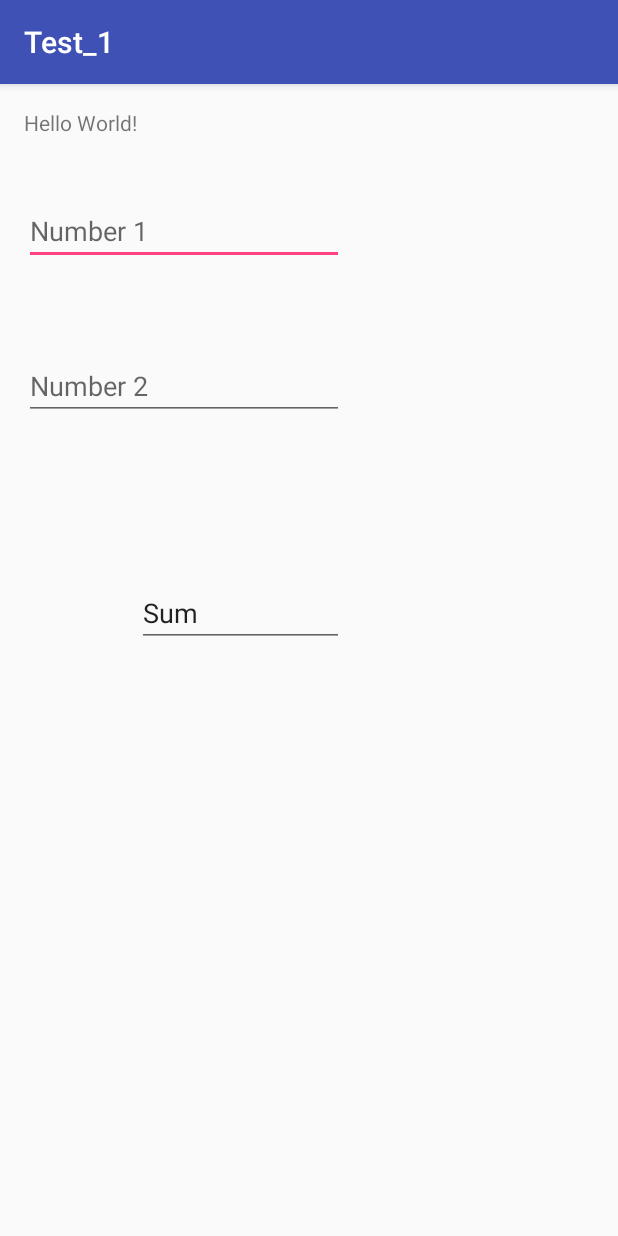
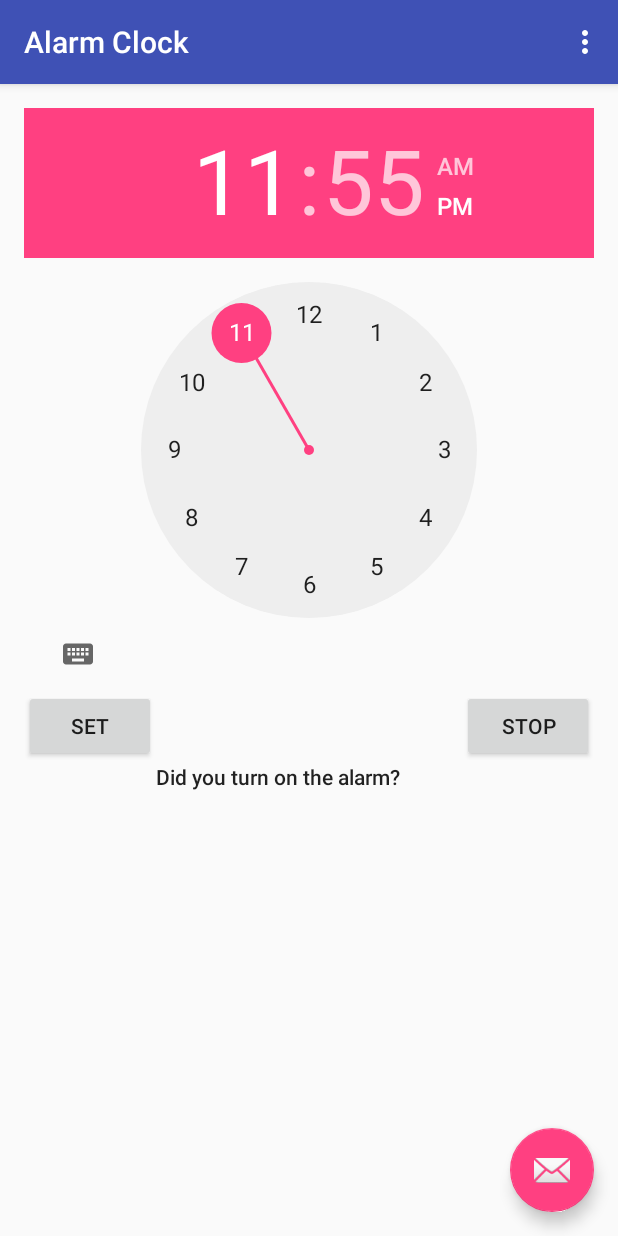
Before and after one commit to tushargupta5197/AndroidStudio, an Android app: the screen it shows after launch (MainActivity_1 before the commit, MainActivity after it), on a phone screen of 412 x 824 dp. Run offline under Robolectric (Android 15) with nearby library versions, the phone set to English and light mode, and no system bars; 3 statements that could not run were skipped.

Commit message:
tushar Alarm 1

```diff
--- /dev/null
+++ b/app/src/main/java/com/example/tushar/alarmclock/MainActivity.java
@@ -0,0 +1,163 @@
+package com.example.tushar.alarmclock;
+
+import android.app.AlarmManager;
+import android.app.PendingIntent;
+import android.content.Context;
+import android.content.Intent;
+import android.net.Uri;
+import android.os.Bundle;
+import android.support.design.widget.FloatingActionButton;
+import android.support.design.widget.Snackbar;
+import android.support.v7.app.AppCompatActivity;
+import android.support.v7.widget.Toolbar;
+import android.view.View;
+import android.view.Menu;
+import android.view.MenuItem;
+import android.widget.Button;
+import android.widget.TextView;
+import android.widget.TimePicker;
+
+import com.google.android.gms.appindexing.Action;
+import com.google.android.gms.appindexing.AppIndex;
+import com.google.android.gms.appindexing.Thing;
+import com.google.android.gms.common.api.GoogleApiClient;
+
+import java.util.Calendar;
+
+public class MainActivity extends AppCompatActivity {
+
+    AlarmManager alarm_manager;
+    TimePicker alarm_timepicker;
+    TextView update_text;
+    Context context;
+    PendingIntent pending_intent;
+    /**
+     * ATTENTION: This was auto-generated to implement the App Indexing API.
+     * See https://g.co/AppIndexing/AndroidStudio for more information.
+     */
+    private GoogleApiClient client;
+
+    @Override
+    protected void onCreate(Bundle savedInstanceState) {
+        super.onCreate(savedInstanceState);
+        setContentView(R.layout.activity_main);
+        Toolbar toolbar = (Toolbar) findViewById(R.id.toolbar);
+        setSupportActionBar(toolbar);
+        this.context = this;
+
+        alarm_manager = (AlarmManager) getSystemService(ALARM_SERVICE);
+
+        alarm_timepicker = (TimePicker) findViewById(R.id.timePicker);
+
+        update_text = (TextView) findViewById(R.id.update_text);
+
+        final Calendar calendar = Calendar.getInstance();
+
+        final Button start_alarm = (Button) findViewById(R.id.start_alarm);
+        Button stop_alarm = (Button) findViewById(R.id.stop_alarm);
+
+        final Intent my_intent = new Intent(this.context, Alarm_Receiver.class);
+
+        start_alarm.setOnClickListener(new View.OnClickListener() {
+            @Override
+            public void onClick(View v) {
+
+                calendar.set(Calendar.HOUR_OF_DAY, alarm_timepicker.getHour());
+                calendar.set(Calendar.MINUTE, alarm_timepicker.getMinute());
+                int minute = alarm_timepicker.getMinute();
+                int hour = alarm_timepicker.getHour();
+
+                String hour_string = String.valueOf(hour);
+                String minute_string = String.valueOf(minute);
+
+                String ampm = "am";
+                if (hour > 12) {
+                    ampm = "pm";
+                    hour_string = String.valueOf(hour - 12);
+                }
+                if (minute < 10) {
+                    minute_string = "0" + String.valueOf(minute);
+                }
+
+                set_alarm_text("Alarm on! for " + hour_string + ":" + minute_string + ampm);
+
+                pending_intent = PendingIntent.getBroadcast(MainActivity.this, 0, my_intent, PendingIntent.FLAG_UPDATE_CURRENT);
+                alarm_manager.set(AlarmManager.RTC_WAKEUP,calendar.getTimeInMillis(),pending_intent);
+            }
+
+        });
+
+        stop_alarm.setOnClickListener(new View.OnClickListener() {
+            @Override
+            public void onClick(View v) {
+                set_alarm_text("Alarm off!");
+                alarm_manager.cancel(pending_intent);
+            }
+        });
+        // ATTENTION: This was auto-generated to implement the App Indexing API.
+        // See https://g.co/AppIndexing/AndroidStudio for more information.
+        client = new GoogleApiClient.Builder(this).addApi(AppIndex.API).build();
+    }
+
+    private void set_alarm_text(String output) {
+        update_text.setText(output);
+    }
+
+    @Override
+    public boolean onCreateOptionsMenu(Menu menu) {
+        // Inflate the menu; this adds items to the action bar if it is present.
+        getMenuInflater().inflate(R.menu.menu_main, menu);
+        return true;
+    }
+
+    @Override
+    public boolean onOptionsItemSelected(MenuItem item) {
+        // Handle action bar item clicks here. The action bar will
+        // automatically handle clicks on the Home/Up button, so long
+        // as you specify a parent activity in AndroidManifest.xml.
+        int id = item.getItemId();
+
+        //noinspection SimplifiableIfStatement
+        if (id == R.id.action_settings) {
+            return true;
+        }
+
+        return super.onOptionsItemSelected(item);
+    }
+
+    /**
+     * ATTENTION: This was auto-generated to implement the App Indexing API.
+     * See https://g.co/AppIndexing/AndroidStudio for more information.
+     */
+    public Action getIndexApiAction() {
+        Thing object = new Thing.Builder()
+                .setName("Main Page") // TODO: Define a title for the content shown.
+                // TODO: Make sure this auto-generated URL is correct.
+                .setUrl(Uri.parse("http://[ENTER-YOUR-URL-HERE]"))
+                .build();
+        return new Action.Builder(Action.TYPE_VIEW)
+                .setObject(object)
+                .setActionStatus(Action.STATUS_TYPE_COMPLETED)
+                .build();
+    }
+
+    @Override
+    public void onStart() {
+        super.onStart();
+
+        // ATTENTION: This was auto-generated to implement the App Indexing API.
+        // See https://g.co/AppIndexing/AndroidStudio for more information.
+        client.connect();
+        AppIndex.AppIndexApi.start(client, getIndexApiAction());
+    }
+
+    @Override
+    public void onStop() {
+        super.onStop();
+
+        // ATTENTION: This was auto-generated to implement the App Indexing API.
+        // See https://g.co/AppIndexing/AndroidStudio for more information.
+        AppIndex.AppIndexApi.end(client, getIndexApiAction());
+        client.disconnect();
+    }
+}
--- /dev/null
+++ b/app/src/main/res/layout/activity_main.xml
@@ -0,0 +1,34 @@
+<?xml version="1.0" encoding="utf-8"?>
+<android.support.design.widget.CoordinatorLayout xmlns:android="http://schemas.android.com/apk/res/android"
+    xmlns:app="http://schemas.android.com/apk/res-auto"
+    xmlns:tools="http://schemas.android.com/tools"
+    android:layout_width="match_parent"
+    android:layout_height="match_parent"
+    android:fitsSystemWindows="true"
+    tools:context="com.example.tushar.alarmclock.MainActivity">
+
+    <android.support.design.widget.AppBarLayout
+        android:layout_width="match_parent"
+        android:layout_height="wrap_content"
+        android:theme="@style/AppTheme.AppBarOverlay">
+
+        <android.support.v7.widget.Toolbar
+            android:id="@+id/toolbar"
+            android:layout_width="match_parent"
+            android:layout_height="?attr/actionBarSize"
+            android:background="?attr/colorPrimary"
+            app:popupTheme="@style/AppTheme.PopupOverlay" />
+
+    </android.support.design.widget.AppBarLayout>
+
+    <include layout="@layout/content_main" />
+
+    <android.support.design.widget.FloatingActionButton
+        android:id="@+id/fab"
+        android:layout_width="wrap_content"
+        android:layout_height="wrap_content"
+        android:layout_gravity="bottom|end"
+        android:layout_margin="@dimen/fab_margin"
+        app:srcCompat="@android:drawable/ic_dialog_email" />
+
+</android.support.design.widget.CoordinatorLayout>
--- /dev/null
+++ b/app/src/main/res/layout/content_main.xml
@@ -0,0 +1,54 @@
+<?xml version="1.0" encoding="utf-8"?>
+<RelativeLayout xmlns:android="http://schemas.android.com/apk/res/android"
+    xmlns:app="http://schemas.android.com/apk/res-auto"
+    xmlns:tools="http://schemas.android.com/tools"
+    android:id="@+id/content_main"
+    android:layout_width="match_parent"
+    android:layout_height="match_parent"
+    android:paddingBottom="@dimen/activity_vertical_margin"
+    android:paddingLeft="@dimen/activity_horizontal_margin"
+    android:paddingRight="@dimen/activity_horizontal_margin"
+    android:paddingTop="@dimen/activity_vertical_margin"
+    app:layout_behavior="@string/appbar_scrolling_view_behavior"
+    tools:context="com.example.tushar.alarmclock.MainActivity"
+    tools:showIn="@layout/activity_main">
+
+    <TimePicker
+        android:layout_width="wrap_content"
+        android:layout_height="wrap_content"
+        android:id="@+id/timePicker"
+        android:layout_alignParentTop="true"
+        android:layout_alignParentLeft="true"
+        android:layout_alignParentStart="true" />
+
+    <Button
+        android:text="set"
+        android:layout_width="wrap_content"
+        android:layout_height="wrap_content"
+        android:id="@+id/start_alarm"
+        android:layout_below="@+id/timePicker"
+        android:layout_alignParentLeft="true"
+        android:layout_alignParentStart="true" />
+
+    <Button
+        android:text="stop"
+        android:layout_width="wrap_content"
+        android:layout_height="wrap_content"
+        android:id="@+id/stop_alarm"
+        android:layout_below="@+id/timePicker"
+        android:layout_alignParentRight="true"
+        android:layout_alignParentEnd="true" />
+
+    <TextView
+        android:text="Did you turn on the alarm?"
+        android:layout_width="wrap_content"
+        android:layout_height="wrap_content"
+        android:layout_below="@+id/start_alarm"
+        android:layout_toRightOf="@+id/start_alarm"
+        android:layout_toEndOf="@+id/start_alarm"
+        android:id="@+id/update_text"
+        android:textAppearance="@style/TextAppearance.AppCompat.Body2"
+        tools:text="Did you set the alarm?" />
+
+
+</RelativeLayout>
--- /dev/null
+++ b/app/src/main/res/menu/menu_main.xml
@@ -0,0 +1,10 @@
+<menu xmlns:android="http://schemas.android.com/apk/res/android"
+    xmlns:app="http://schemas.android.com/apk/res-auto"
+    xmlns:tools="http://schemas.android.com/tools"
+    tools:context="com.example.tushar.alarmclock.MainActivity">
+    <item
+        android:id="@+id/action_settings"
+        android:orderInCategory="100"
+        android:title="@string/action_settings"
+        app:showAsAction="never" />
+</menu>
--- /dev/null
+++ b/app/src/main/res/values-v21/styles.xml
@@ -0,0 +1,9 @@
+<resources>
+
+    <style name="AppTheme.NoActionBar">
+        <item name="windowActionBar">false</item>
+        <item name="windowNoTitle">true</item>
+        <item name="android:windowDrawsSystemBarBackgrounds">true</item>
+        <item name="android:statusBarColor">@android:color/transparent</item>
+    </style>
+</resources>
--- a/app/src/main/res/values/dimens.xml
+++ b/app/src/main/res/values/dimens.xml
@@ -2,4 +2,5 @@
     <!-- Default screen margins, per the Android Design guidelines. -->
     <dimen name="activity_horizontal_margin">16dp</dimen>
     <dimen name="activity_vertical_margin">16dp</dimen>
+    <dimen name="fab_margin">16dp</dimen>
 </resources>
--- a/app/src/main/res/values/strings.xml
+++ b/app/src/main/res/values/strings.xml
@@ -1,3 +1,4 @@
 <resources>
-    <string name="app_name">Test_1</string>
+    <string name="app_name">Alarm Clock</string>
+    <string name="action_settings">Settings</string>
 </resources>
--- a/app/src/main/res/values/styles.xml
+++ b/app/src/main/res/values/styles.xml
@@ -8,4 +8,13 @@
         <item name="colorAccent">@color/colorAccent</item>
     </style>
 
+    <style name="AppTheme.NoActionBar">
+        <item name="windowActionBar">false</item>
+        <item name="windowNoTitle">true</item>
+    </style>
+
+    <style name="AppTheme.AppBarOverlay" parent="ThemeOverlay.AppCompat.Dark.ActionBar" />
+
+    <style name="AppTheme.PopupOverlay" parent="ThemeOverlay.AppCompat.Light" />
+
 </resources>
--- a/build.gradle
+++ b/build.gradle
@@ -5,7 +5,7 @@ buildscript {
         jcenter()
     }
     dependencies {
-        classpath 'com.android.tools.build:gradle:2.1.2'
+        classpath 'com.android.tools.build:gradle:2.2.0'
 
         // NOTE: Do not place your application dependencies here; they belong
         // in the individual module build.gradle files
--- a/gradle.properties
+++ b/gradle.properties
@@ -9,8 +9,7 @@
 
 # Specifies the JVM arguments used for the daemon process.
 # The setting is particularly useful for tweaking memory settings.
-# Default value: -Xmx10248m -XX:MaxPermSize=256m
-# org.gradle.jvmargs=-Xmx2048m -XX:MaxPermSize=512m -XX:+HeapDumpOnOutOfMemoryError -Dfile.encoding=UTF-8
+org.gradle.jvmargs=-Xmx1536m
 
 # When configured, Gradle will run in incubating parallel mode.
 # This option should only be used with decoupled projects. More details, visit
```
Also changed, not shown: app/build.gradle (+11 -6 lines), app/src/main/AndroidManifest.xml (+13 -3 lines), app/src/main/java/com/example/tushar/alarmclock/Alarm_Receiver.java (added, +17 -0 lines), gradle/wrapper/gradle-wrapper.properties, 4 other files.
